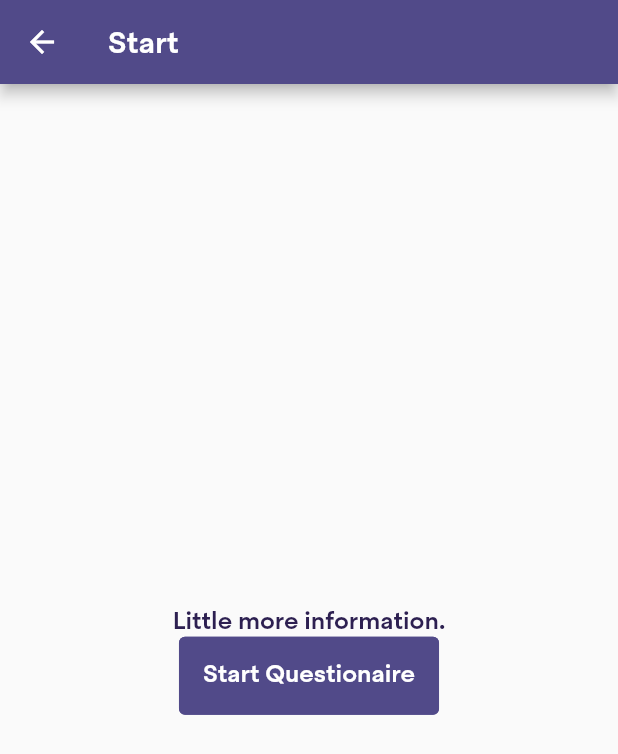
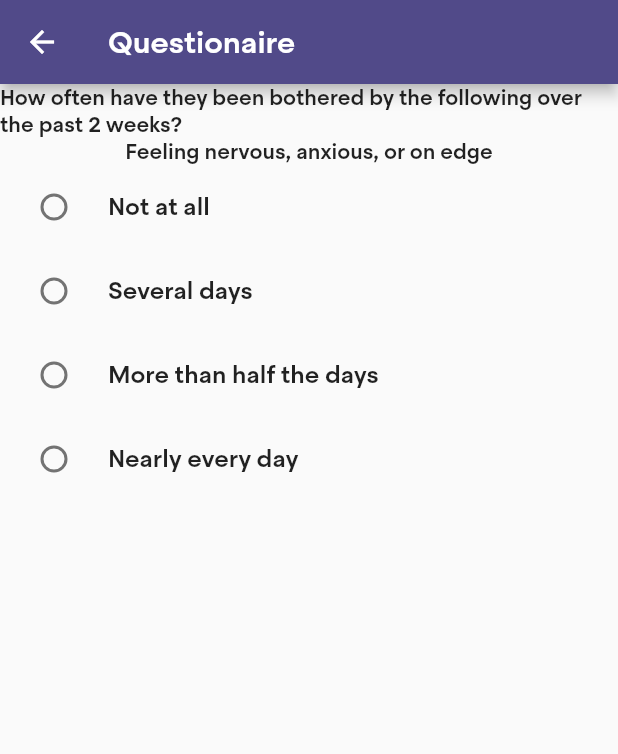
Before and after one commit to devinsays/gad7, a Flutter app: the Start screen opened by its route, after a tap on "Start Questionaire", on a phone screen of 412 x 824 dp. Shown: the top 754 px of the screen. Run offline on Flutter 3.47's test engine with Material 2 defaults, Android fonts, the phone set to English and light mode, and no system bars; our stand-ins replace shared_preferences; accounts and stored records are empty; project files that could hold a hidden picture were left out.

Commit message:
Radio button group.

```diff
--- a/lib/main.dart
+++ b/lib/main.dart
@@ -4,6 +4,7 @@ import 'package:gad7/styles/theme.dart';
 import 'package:gad7/views/loading.dart';
 import 'package:gad7/views/overview.dart';
 import 'package:gad7/views/start.dart';
+import 'package:gad7/views/questionaire.dart';
 
 void main() {
   runApp(
@@ -14,6 +15,7 @@ void main() {
           '/': (context) => Loading(),
           '/overview': (context) => Overview(),
           '/start': (context) => Start(),
+          '/questionaire': (context) => Questionaire(),
         },
       ),
   );
--- /dev/null
+++ b/lib/views/questionaire.dart
@@ -0,0 +1,87 @@
+import 'package:flutter/material.dart';
+
+import 'package:gad7/styles/styles.dart';
+import 'package:gad7/widgets/styled_radio_buttons.dart';
+
+class Questionaire extends StatefulWidget {
+  @override
+  _QuestionaireState createState() => _QuestionaireState();
+}
+
+class _QuestionaireState extends State<Questionaire> {
+  static final GlobalKey<ScaffoldState> _scaffoldKey =
+      GlobalKey<ScaffoldState>();
+  final controller = PageController(
+    initialPage: 0,
+  );
+  int q1;
+
+  final List<RadioButtonData> radioBtns = [
+    RadioButtonData(0, "Not at all"),
+    RadioButtonData(1, "Several days"),
+    RadioButtonData(2, "More than half the days"),
+    RadioButtonData(3, "Nearly every day"),
+  ];
+
+  @override
+  Widget build(BuildContext context) {
+    return Scaffold(
+      key: _scaffoldKey,
+      appBar: AppBar(
+        title: Text('Questionaire'),
+      ),
+      body: Center(
+        child: PageView(
+          controller: controller,
+          children: [
+            Container(
+                child: Column(
+              children: <Widget>[
+                Text(
+                    'How often have they been bothered by the following over the past 2 weeks?'),
+                Text('Feeling nervous, anxious, or on edge'),
+                StyledRadioButtons(
+                  data: radioBtns,
+                  groupValue: q1,
+                  onChanged: (int value) {
+                    setState(() {
+                      q1 = value;
+                    });
+                  },
+                ),
+              ],
+            )),
+            Container(
+              color: Colors.white,
+              child: Card(
+                color: Colors.purpleAccent,
+                elevation: 4,
+                margin: EdgeInsets.all(24),
+                child: Center(
+                  child: Text(
+                    "Card 2",
+                    style: TextStyle(color: Colors.white, fontSize: 24),
+                  ),
+                ),
+              ),
+            ),
+            Container(
+              color: Colors.white,
+              child: Card(
+                color: Colors.pink,
+                elevation: 4,
+                margin: EdgeInsets.all(24),
+                child: Center(
+                  child: Text(
+                    "Card 3",
+                    style: TextStyle(color: Colors.white, fontSize: 24),
+                  ),
+                ),
+              ),
+            ),
+          ],
+        ),
+      ),
+    );
+  }
+}
--- a/lib/views/start.dart
+++ b/lib/views/start.dart
@@ -24,7 +24,7 @@ class Start extends StatelessWidget {
                 StyledFlatButton(
                   'Start Questionaire',
                   onPressed: () {
-                    Navigator.pushNamed(context, '/start');
+                    Navigator.pushNamed(context, '/questionaire');
                   },
                 ),
                 Spacer(),
--- /dev/null
+++ b/lib/widgets/styled_radio_buttons.dart
@@ -0,0 +1,53 @@
+import 'package:flutter/material.dart';
+
+// This class is used to create a list of button settings.
+// StyledRadioButtons uses this list to render the button controls.
+class RadioButtonData {
+  dynamic value;
+  String label;
+  RadioButtonData(this.value, this.label);
+}
+
+class StyledRadioButtons extends FormField<RadioButtonData> {
+  final List<RadioButtonData> data;
+  final dynamic groupValue;
+  final Function onChanged;
+
+  StyledRadioButtons({
+    this.data,
+    this.groupValue,
+    this.onChanged,
+    FormFieldValidator<RadioButtonData> validator,
+    bool autovalidate = false,
+    Key key,
+  }) : super(
+          key: key,
+          validator: validator,
+          autovalidate: autovalidate,
+          builder: (FormFieldState<RadioButtonData> state) {
+            return Container(
+              width: double.infinity,
+              child: InputDecorator(
+                child: Column(
+                  children: data.map((button) {
+                    return RadioListTile(
+                      title: Text(button.label),
+                      value: button.value,
+                      groupValue: groupValue,
+                      onChanged: (value) {
+                        onChanged(value);
+                        state.didChange(button);
+                      },
+                    );
+                  }).toList(),
+                ),
+                decoration: InputDecoration(
+                  errorText: state.errorText,
+                  border: InputBorder.none,
+                  contentPadding: EdgeInsets.all(0.0),
+                ),
+              ),
+            );
+          },
+        );
+}
```
